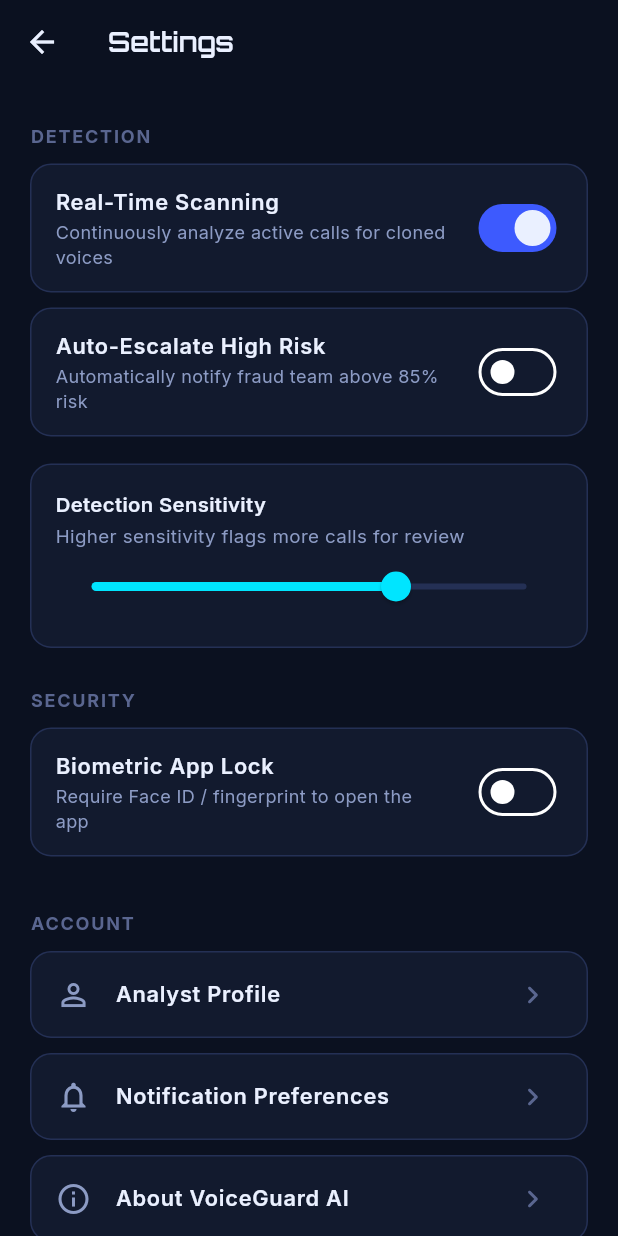
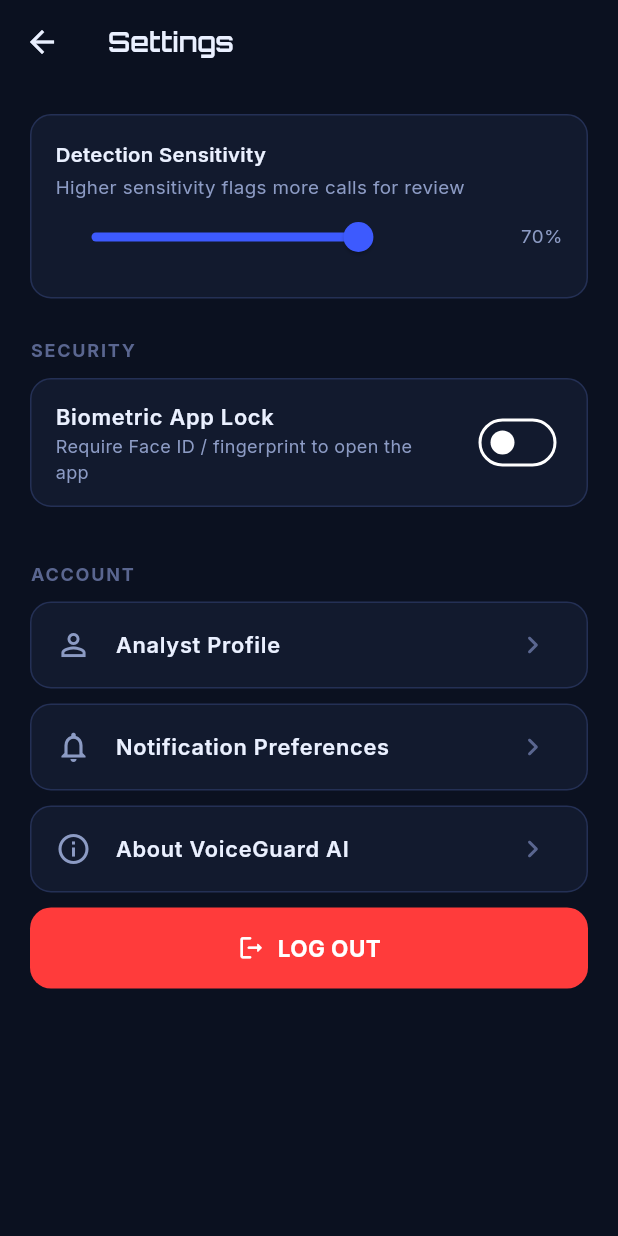
Before and after one commit to Botnikkk/voiceguard, a Flutter app: the screen it shows after launch, after a tap on "LOGIN", after a tap on the "settings" icon, after a tap on "Biometric App Lock", on a phone screen of 412 x 824 dp. Run offline on Flutter 3.47's test engine with Material 3 defaults, Android fonts, the phone set to English and light mode, and no system bars; our stand-ins replace flutter_riverpod, flutter_slidable, google_fonts, hive_flutter, local_auth, permission_handler and 1 more; missing offline and left inert: phone_state, vad; accounts and stored records are empty.

Commit message:
Settings updated. added placeholder redirection, senstivity control, biometric control.

```diff
--- /dev/null
+++ b/lib/core/services/settings_service.dart
@@ -0,0 +1,34 @@
+import 'package:flutter/foundation.dart';
+import 'package:shared_preferences/shared_preferences.dart';
+
+class SettingsService {
+  SettingsService._();
+  static final SettingsService instance = SettingsService._();
+
+  static const String _keySensitivity = 'detection_sensitivity';
+  static const String _keyBiometric = 'biometric_lock';
+
+  late SharedPreferences _prefs;
+
+  // ValueNotifiers let any widget or service listen to changes reactively
+  final ValueNotifier<double> sensitivity = ValueNotifier<double>(70.0);
+  final ValueNotifier<bool> biometricLock = ValueNotifier<bool>(true);
+
+  Future<void> init() async {
+    _prefs = await SharedPreferences.getInstance();
+
+    sensitivity.value = _prefs.getDouble(_keySensitivity) ?? 70.0;
+    // Defaulting to true for security, change to false if you prefer
+    biometricLock.value = _prefs.getBool(_keyBiometric) ?? true;
+  }
+
+  Future<void> setSensitivity(double value) async {
+    sensitivity.value = value;
+    await _prefs.setDouble(_keySensitivity, value);
+  }
+
+  Future<void> setBiometricLock(bool value) async {
+    biometricLock.value = value;
+    await _prefs.setBool(_keyBiometric, value);
+  }
+}
--- a/lib/features/auth/screens/login_screen.dart
+++ b/lib/features/auth/screens/login_screen.dart
@@ -1,5 +1,8 @@
 import 'package:flutter/material.dart';
 import 'package:flutter_riverpod/flutter_riverpod.dart';
+
+// Make sure this path matches your project structure
+import '../../../../core/services/settings_service.dart';
 import '../../../../core/theme/app_colors.dart';
 import '../../../../core/widgets/custom_button.dart';
 import '../../dashboard/screens/dashboard_screen.dart';
@@ -109,6 +112,9 @@
   }
 
   Widget _buildFormCard(bool isLoading) {
+    // Check if the user has biometrics enabled in their settings
+    final isBiometricEnabled = SettingsService.instance.biometricLock.value;
+
     return Container(
       padding: const EdgeInsets.all(24),
       decoration: BoxDecoration(
@@ -174,6 +180,9 @@
                   _passwordController.text,
                 ),
           ),
+
+          // Conditionally render the biometric options based on the setting
+          if (isBiometricEnabled) ...[
             const SizedBox(height: 16),
             const Row(
               children: [
@@ -181,7 +190,8 @@
                 Padding(
                   padding: EdgeInsets.symmetric(horizontal: 12),
                   child: Text('OR',
-                    style: TextStyle(color: AppColors.textMuted, fontSize: 12)),
+                      style:
+                          TextStyle(color: AppColors.textMuted, fontSize: 12)),
                 ),
                 Expanded(child: Divider()),
               ],
@@ -196,6 +206,7 @@
               label: const Text('Login with Biometrics / Face ID'),
             ),
           ],
+        ],
       ),
     );
   }
--- a/lib/features/settings/screens/settings_screen.dart
+++ b/lib/features/settings/screens/settings_screen.dart
@@ -1,7 +1,9 @@
-import 'package:flutter/material.dart';
+import 'package:flutter/material.dart' hide Placeholder;
 import 'package:voiceguard/features/auth/screens/login_screen.dart';
 import '../../../../core/theme/app_colors.dart';
 import '../../../../core/widgets/custom_button.dart';
+import '../../../core/services/settings_service.dart';
+import '../../../features/placeholder.dart';
 
 class SettingsScreen extends StatefulWidget {
   const SettingsScreen({super.key});
@@ -11,11 +13,6 @@
 }
 
 class _SettingsScreenState extends State<SettingsScreen> {
-  bool _realTimeScanning = true;
-  bool _autoEscalate = false;
-  bool _biometricLock = true;
-  double _sensitivity = 0.7;
-
   void _logOut() {
     Navigator.of(context).pushAndRemoveUntil(
       MaterialPageRoute(builder: (_) => const LoginScreen()),
@@ -30,20 +27,6 @@
       body: ListView(
         padding: const EdgeInsets.all(20),
         children: [
-          _sectionLabel('DETECTION'),
-          _switchTile(
-            title: 'Real-Time Scanning',
-            subtitle: 'Continuously analyze active calls for cloned voices',
-            value: _realTimeScanning,
-            onChanged: (v) => setState(() => _realTimeScanning = v),
-          ),
-          _switchTile(
-            title: 'Auto-Escalate High Risk',
-            subtitle: 'Automatically notify fraud team above 85% risk',
-            value: _autoEscalate,
-            onChanged: (v) => setState(() => _autoEscalate = v),
-          ),
-          const SizedBox(height: 8),
           Container(
             padding: const EdgeInsets.all(16),
             decoration: BoxDecoration(
@@ -62,12 +45,29 @@
                 const Text('Higher sensitivity flags more calls for review',
                     style: TextStyle(
                         color: AppColors.textSecondary, fontSize: 12.5)),
-                Slider(
-                  value: _sensitivity,
-                  activeColor: AppColors.accentCyan,
-                  inactiveColor: AppColors.border,
-                  onChanged: (v) => setState(() => _sensitivity = v),
-                ),
+                Row(
+                  children: [
+                    Expanded(
+                        child: Slider(
+                      value: SettingsService.instance.sensitivity.value,
+                      min: 0,
+                      max: 100,
+                      onChanged: (val) {
+                        setState(() {
+                          SettingsService.instance.setSensitivity(val);
+                        });
+                      },
+                    )),
+                    const SizedBox(width: 8),
+                    Text(
+                      '${SettingsService.instance.sensitivity.value.toInt()}%',
+                      style: const TextStyle(
+                        color: AppColors.textSecondary,
+                        fontSize: 12.5,
+                      ),
+                    ),
+                  ],
+                )
               ],
             ),
           ),
@@ -76,23 +76,39 @@
           _switchTile(
             title: 'Biometric App Lock',
             subtitle: 'Require Face ID / fingerprint to open the app',
-            value: _biometricLock,
-            onChanged: (v) => setState(() => _biometricLock = v),
+            value: SettingsService.instance.biometricLock.value,
+            onChanged: (v) {
+              setState(() {
+                SettingsService.instance.setBiometricLock(v);
+              });
+            },
           ),
           const SizedBox(height: 20),
           _sectionLabel('ACCOUNT'),
-          _navTile(icon: Icons.person_outline, label: 'Analyst Profile'),
+          _navTile(
+              icon: Icons.person_outline,
+              label: 'Analyst Profile',
+              redirect: (BuildContext p1) {
+                return const Placeholder(title: 'Analyst Profile');
+              }),
           _navTile(
               icon: Icons.notifications_outlined,
-              label: 'Notification Preferences'),
-          _navTile(icon: Icons.info_outline, label: 'About VoiceGuard AI'),
+              label: 'Notification Preferences',
+              redirect: (BuildContext p1) {
+                return const Placeholder(title: 'Notification Preferences');
+              }),
+          _navTile(
+              icon: Icons.info_outline,
+              label: 'About VoiceGuard AI',
+              redirect: (BuildContext p1) {
+                return const Placeholder(title: 'About VoiceGuard AI');
+              }),
           CustomButton(
             label: 'LOG OUT',
             icon: Icons.logout_rounded,
             variant: ButtonVariant.danger,
             onPressed: () => _logOut(),
           ),
-          const SizedBox(height: 40),
         ],
       ),
     );
@@ -140,8 +156,12 @@
     );
   }
 
-  Widget _navTile(
-      {required IconData icon, required String label, Color? color}) {
+  Widget _navTile({
+    required IconData icon,
+    required String label,
+    required Widget Function(BuildContext) redirect,
+    Color? color,
+  }) {
     return Container(
       margin: const EdgeInsets.only(bottom: 10),
       decoration: BoxDecoration(
@@ -151,14 +171,19 @@
       ),
       child: ListTile(
         leading: Icon(icon, color: color ?? AppColors.textSecondary),
-        title: Text(label,
-            style: TextStyle(
-                color: color ?? AppColors.textPrimary,
-                fontWeight: FontWeight.w600,
-                fontSize: 14.5)),
+        title: Text(
+          label,
+          style: TextStyle(
+              color: color ?? AppColors.textPrimary,
+              fontWeight: FontWeight.w600,
+              fontSize: 14.5),
+        ),
         trailing:
             const Icon(Icons.chevron_right_rounded, color: AppColors.textMuted),
-        onTap: () {},
+        // Pass the redirect function directly to the builder
+        onTap: () => Navigator.of(context).push(
+          MaterialPageRoute(builder: redirect),
+        ),
       ),
     );
   }
--- a/lib/main.dart
+++ b/lib/main.dart
@@ -3,6 +3,7 @@
 import 'package:hive_flutter/hive_flutter.dart';
 
 import 'core/services/call_detection_service.dart';
+import 'core/services/settings_service.dart';
 import 'core/theme/app_theme.dart';
 import 'features/auth/screens/login_screen.dart';
 import 'package:voiceguard/models/recording_log.dart';
@@ -16,6 +17,9 @@
   Hive.registerAdapter(RecordingVerdictAdapter());
 
   await Hive.openBox<RecordingLog>("RecordingBox");
+
+  WidgetsFlutterBinding.ensureInitialized();
+  await SettingsService.instance.init();
 
   runApp(const ProviderScope(child: VoiceGuardApp()));
 }
--- a/pubspec.yaml
+++ b/pubspec.yaml
@@ -39,6 +39,8 @@
 
   vad: ^0.0.8
 
+  shared_preferences: ^2.5.5
+
 dev_dependencies:
   flutter_test:
     sdk: flutter
```
Also changed, not shown: lib/features/call_analysis/screens/live_call_screen.dart (+18 -12 lines), lib/features/placeholder.dart (added, +16 -0 lines), pubspec.lock, 1 other file. Lines whose indentation alone changed are shown as unchanged.
